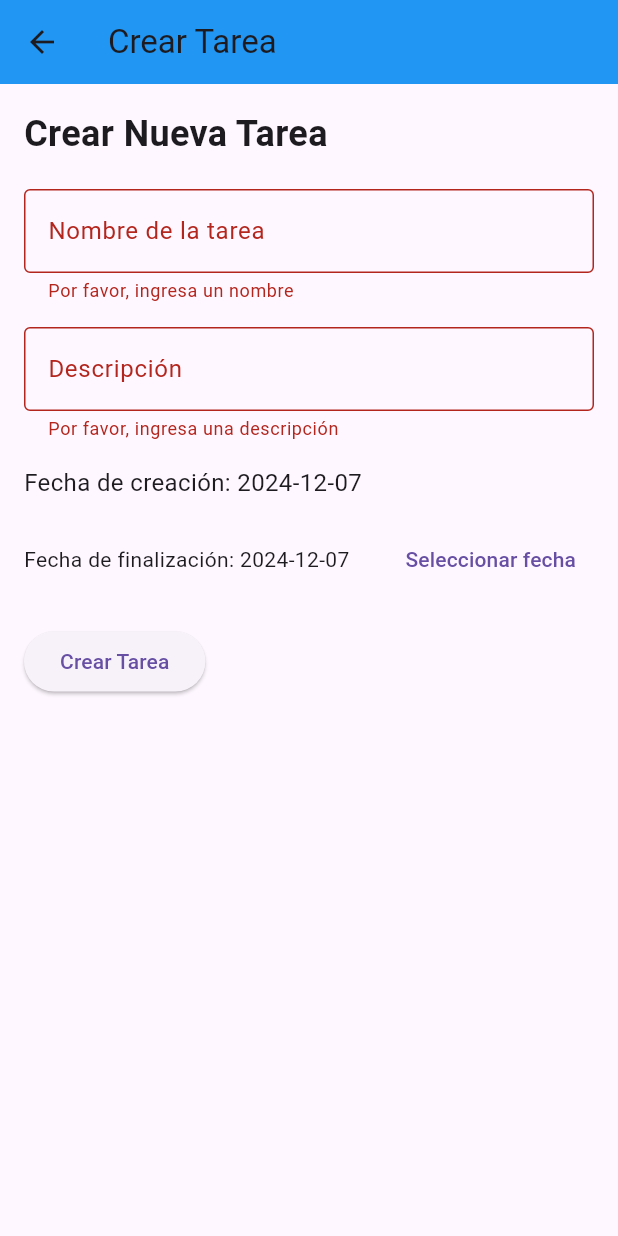
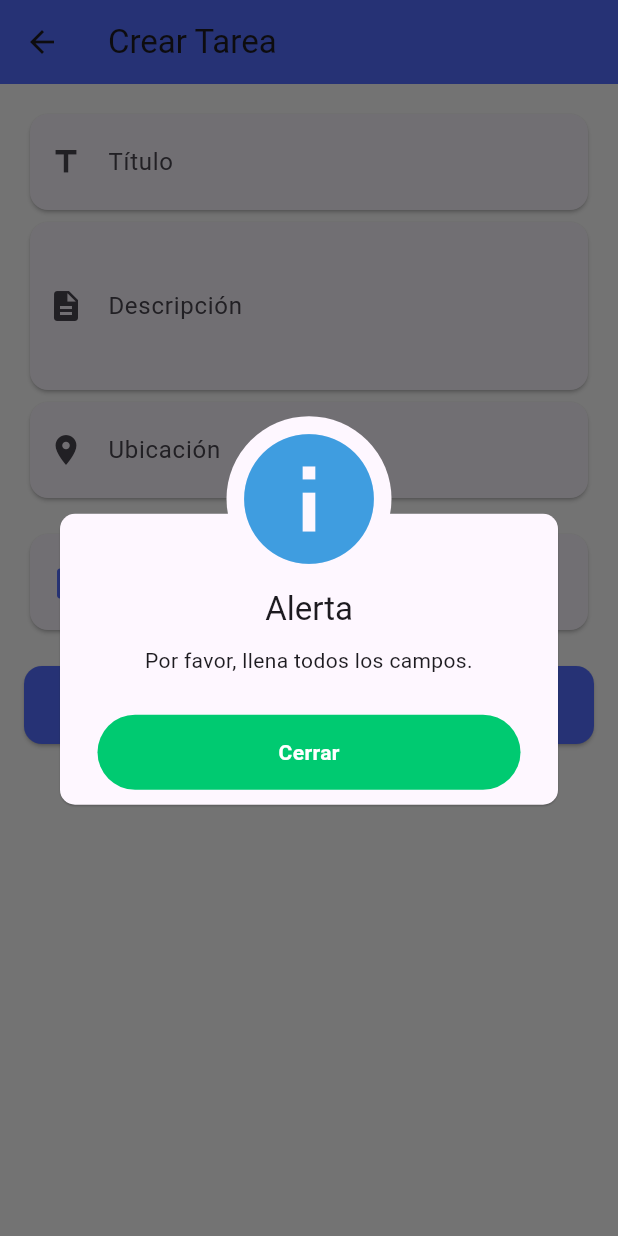
Before and after one commit to ferm11/TareasFlutter, a Flutter app: the CrearTareas screen opened by its route, after a tap on "Crear Tarea", on a phone screen of 412 x 824 dp. Run offline on Flutter 3.47's test engine with Material 3 defaults, Android fonts, the phone set to English and light mode, and no system bars; our stand-ins replace awesome_dialog, connectivity_plus, firebase_auth, firebase_core, google_fonts, google_sign_in; accounts and stored records are empty.

Commit message:
Crear y actualizar tareas listas

```diff
--- a/FrontEnd/tareas/lib/crear_tarea.dart
+++ b/FrontEnd/tareas/lib/crear_tarea.dart
@@ -1,5 +1,8 @@
 import 'package:flutter/material.dart';
-import 'package:intl/intl.dart'; // Para formatear fechas
+import 'package:intl/intl.dart';
+import 'package:awesome_dialog/awesome_dialog.dart';
+import 'package:http/http.dart' as http;
+import 'dart:convert';
 
 class CrearTareas extends StatefulWidget {
   const CrearTareas({super.key});
@@ -10,27 +13,78 @@ class CrearTareas extends StatefulWidget {
 
 class _CrearTareasState extends State<CrearTareas> {
   final _formKey = GlobalKey<FormState>();
-  String? _nombre;
-  String? _descripcion;
-  DateTime _fechaFin = DateTime.now(); // Fecha de finalización por defecto
-  final DateTime _fechaCreacion = DateTime.now(); // Fecha de creación por defecto
+  final TextEditingController _tituloController = TextEditingController();
+  final TextEditingController _descripcionController = TextEditingController();
+  final TextEditingController _ubicacionController = TextEditingController();
+  DateTime _fechaFin = DateTime.now();
 
-  void _crearTarea() {
-    if (_formKey.currentState!.validate()) {
-      _formKey.currentState!.save();
-      // Aquí puedes enviar la tarea a tu backend o guardarla en tu base de datos
-      print('Nombre: $_nombre');
-      print('Descripción: $_descripcion');
-      print('Fecha de creación: ${DateFormat('yyyy-MM-dd').format(_fechaCreacion)}');
-      print('Fecha de finalización: ${DateFormat('yyyy-MM-dd').format(_fechaFin)}');
+  void _saveTask() async {
+    final String titulo = _tituloController.text;
+    final String descripcion = _descripcionController.text;
+    final String ubicacion = _ubicacionController.text;
+    final String fechaLimite = DateFormat('yyyy-MM-dd').format(_fechaFin);
 
-      // Puedes mostrar un mensaje de éxito o hacer una navegación hacia otra pantalla
-      ScaffoldMessenger.of(context).showSnackBar(
-        const SnackBar(content: Text('Tarea creada exitosamente')),
+    if (titulo.isEmpty || descripcion.isEmpty || fechaLimite.isEmpty || ubicacion.isEmpty) {
+      AwesomeDialog(
+        context: context,
+        dialogType: DialogType.info,
+        animType: AnimType.bottomSlide,
+        title: 'Alerta',
+        desc: 'Por favor, llena todos los campos.',
+        btnOkText: 'Cerrar',
+        btnOkOnPress: () {},
+      ).show();
+      return;
+    }
+
+    try {
+      final response = await http.post(
+        Uri.parse('http://localhost:3000/tasks'),
+        headers: {'Content-Type': 'application/json'},
+        body: json.encode({
+          'Titulo': titulo,
+          'Descripcion': descripcion,
+          'FechaLimite': fechaLimite,
+          'Ubicacion': ubicacion,
+        }),
       );
 
-      // Limpiar los campos después de la creación
-      _formKey.currentState!.reset();
+      if (response.statusCode == 201 || response.statusCode == 200) {
+        AwesomeDialog(
+          context: context,
+          dialogType: DialogType.success,
+          animType: AnimType.bottomSlide,
+          title: 'Éxito!',
+          desc: 'Tarea creada exitosamente.',
+          btnOkText: 'Cerrar',
+          btnOkOnPress: () {
+            Navigator.pop(context);
+          },
+        ).show();
+        _tituloController.clear();
+        _descripcionController.clear();
+        _ubicacionController.clear();
+      } else {
+        AwesomeDialog(
+          context: context,
+          dialogType: DialogType.error,
+          animType: AnimType.bottomSlide,
+          title: 'Error',
+          desc: 'No se pudo crear la tarea.',
+          btnOkText: 'Cerrar',
+          btnOkOnPress: () {},
+        ).show();
+      }
+    } catch (e) {
+      AwesomeDialog(
+        context: context,
+        dialogType: DialogType.error,
+        animType: AnimType.bottomSlide,
+        title: 'Error de conexión',
+        desc: 'No se pudo conectar al servidor.',
+        btnOkText: 'Cerrar',
+        btnOkOnPress: () {},
+      ).show();
     }
   }
 
@@ -42,7 +96,7 @@ class _CrearTareasState extends State<CrearTareas> {
       lastDate: DateTime(2101),
     );
 
-    if (fechaSeleccionada != null && fechaSeleccionada != _fechaFin) {
+    if (fechaSeleccionada != null) {
       setState(() {
         _fechaFin = fechaSeleccionada;
       });
@@ -50,70 +104,43 @@ class _CrearTareasState extends State<CrearTareas> {
   }
 
   @override
+  void dispose() {
+    _tituloController.dispose();
+    _descripcionController.dispose();
+    _ubicacionController.dispose();
+    super.dispose();
+  }
+
+  @override
   Widget build(BuildContext context) {
     return Scaffold(
+      backgroundColor: Colors.grey[50],
       appBar: AppBar(
-        title: const Text('Crear Tarea'),
-        backgroundColor: Colors.blue,
+        title: Text('Crear Tarea'),
+        backgroundColor: Colors.indigoAccent,
       ),
       body: Padding(
         padding: const EdgeInsets.all(16.0),
         child: Form(
           key: _formKey,
-          child: Column(
-            crossAxisAlignment: CrossAxisAlignment.start,
+          child: ListView(
             children: [
-              const Text(
-                'Crear Nueva Tarea',
-                style: TextStyle(fontSize: 24, fontWeight: FontWeight.bold),
-              ),
+              _buildInputField(_tituloController, 'Título', Icons.title),
+              _buildInputField(_descripcionController, 'Descripción', Icons.description, maxLines: 3),
+              _buildInputField(_ubicacionController, 'Ubicación', Icons.location_on),
+              const SizedBox(height: 16),
+
+              _buildFechaCard(),
               const SizedBox(height: 20),
-              TextFormField(
-                decoration: const InputDecoration(
-                  labelText: 'Nombre de la tarea',
-                  border: OutlineInputBorder(),
+
+              ElevatedButton(
+                onPressed: _saveTask,
+                style: ElevatedButton.styleFrom(
+                  backgroundColor: Colors.indigoAccent,
+                  padding: const EdgeInsets.symmetric(vertical: 16),
+                  shape: RoundedRectangleBorder(borderRadius: BorderRadius.circular(12)),
                 ),
-                validator: (value) {
-                  if (value == null || value.isEmpty) {
-                    return 'Por favor, ingresa un nombre';
-                  }
-                  return null;
-                },
-                onSaved: (value) => _nombre = value,
-              ),
-              const SizedBox(height: 16),
-              TextFormField(
-                decoration: const InputDecoration(
-                  labelText: 'Descripción',
-                  border: OutlineInputBorder(),
-                ),
-                validator: (value) {
-                  if (value == null || value.isEmpty) {
-                    return 'Por favor, ingresa una descripción';
-                  }
-                  return null;
-                },
-                onSaved: (value) => _descripcion = value,
-              ),
-              const SizedBox(height: 16),
-              // Mostrar la fecha de creación
-              Text('Fecha de creación: ${DateFormat('yyyy-MM-dd').format(_fechaCreacion)}', style: const TextStyle(fontSize: 16)),
-              const SizedBox(height: 16),
-              // Campo para seleccionar la fecha de finalización
-              Row(
-                mainAxisAlignment: MainAxisAlignment.spaceBetween,
-                children: [
-                  Text('Fecha de finalización: ${DateFormat('yyyy-MM-dd').format(_fechaFin)}'),
-                  TextButton(
-                    onPressed: () => _seleccionarFechaFin(context),
-                    child: const Text('Seleccionar fecha'),
-                  ),
-                ],
-              ),
-              const SizedBox(height: 20),
-              ElevatedButton(
-                onPressed: _crearTarea,
-                child: const Text('Crear Tarea'),
+                child: Text('Crear Tarea'),
               ),
             ],
           ),
@@ -121,4 +148,34 @@ class _CrearTareasState extends State<CrearTareas> {
       ),
     );
   }
+
+  Widget _buildInputField(TextEditingController controller, String label, IconData icon, {int maxLines = 1}) {
+    return Card(
+      shape: RoundedRectangleBorder(borderRadius: BorderRadius.circular(12)),
+      child: TextFormField(
+        controller: controller,
+        maxLines: maxLines,
+        decoration: InputDecoration(
+          labelText: label,
+          prefixIcon: Icon(icon),
+          contentPadding: const EdgeInsets.symmetric(horizontal: 16, vertical: 12),
+          border: InputBorder.none,
+        ),
+      ),
+    );
+  }
+
+  Widget _buildFechaCard() {
+    return Card(
+      shape: RoundedRectangleBorder(borderRadius: BorderRadius.circular(12)),
+      child: ListTile(
+        leading: Icon(Icons.calendar_today, color: Colors.indigoAccent),
+        title: Text('Fecha de Finalización: ${DateFormat('yyyy-MM-dd').format(_fechaFin)}'),
+        trailing: IconButton(
+          icon: Icon(Icons.edit_calendar, color: Colors.grey),
+          onPressed: () => _seleccionarFechaFin(context),
+        ),
+      ),
+    );
+  }
 }
--- a/FrontEnd/tareas/lib/main.dart
+++ b/FrontEnd/tareas/lib/main.dart
@@ -1,6 +1,8 @@
 import 'package:flutter/material.dart';
 import 'package:google_fonts/google_fonts.dart';
 import 'package:firebase_core/firebase_core.dart';
+import 'package:tareas/listar_tarea.dart';
+import 'package:tareas/tareas_terminadas.dart';
 import 'firebase_options.dart';
 import 'package:url_launcher/url_launcher.dart';
 
@@ -12,7 +14,7 @@ import 'home_user_screen.dart';
 import 'crear_tarea.dart';
 
 // Pantallas nuevas
-import 'task_list_screen.dart';
+import 'listar_tarea.dart';
 import 'task_form_screen.dart';
 
 void main() async {
@@ -41,7 +43,8 @@ class MyApp extends StatelessWidget {
         '/home': (context) => HomeScreen(),
         '/home_user_screen': (context) => HomeUserScreen(),
         '/crear_tarea': (context) => CrearTareas(),
-        '/task_list': (context) => TaskListScreen(), // Nueva ruta para la lista de tareas
+        '/listarTareas': (context) => ListarTareasApp(), // Nueva ruta para la lista de tareas
+        '/terminadas': (context) => TareasTerminadas(),
         '/task_form': (context) => TaskFormScreen(onSave: () {}), // Nueva ruta para el formulario de tareas
       },
     );
```
Also changed, not shown: FrontEnd/tareas/lib/home_user_screen.dart (+4 -3 lines), FrontEnd/tareas/lib/listar_tarea.dart (added, +308 -0 lines), FrontEnd/tareas/lib/tareas_terminadas.dart (added, +76 -0 lines), FrontEnd/tareas/lib/task_service.dart (+16 -3 lines), 3 other files.
